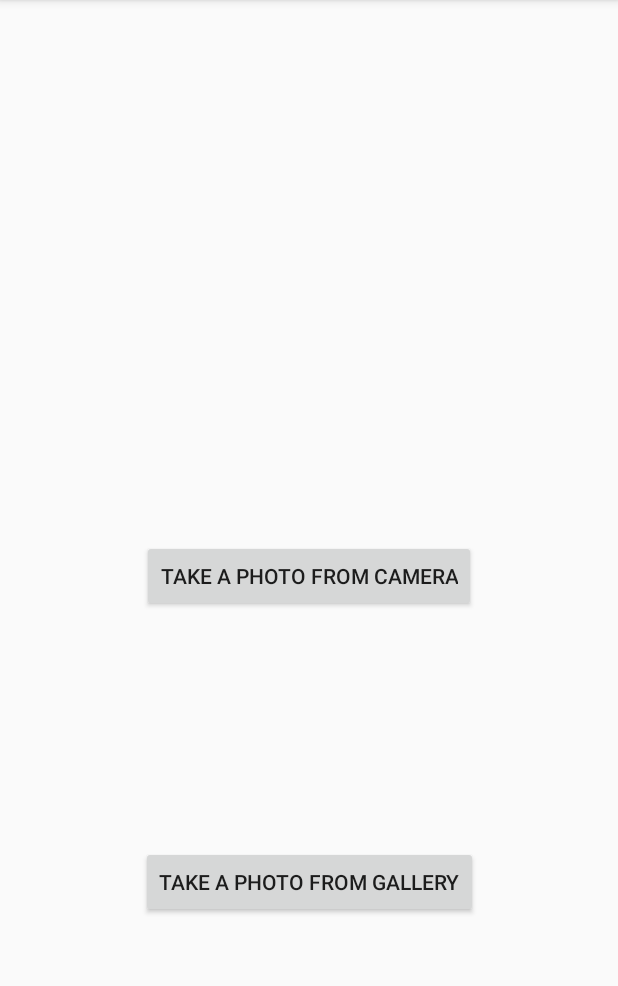
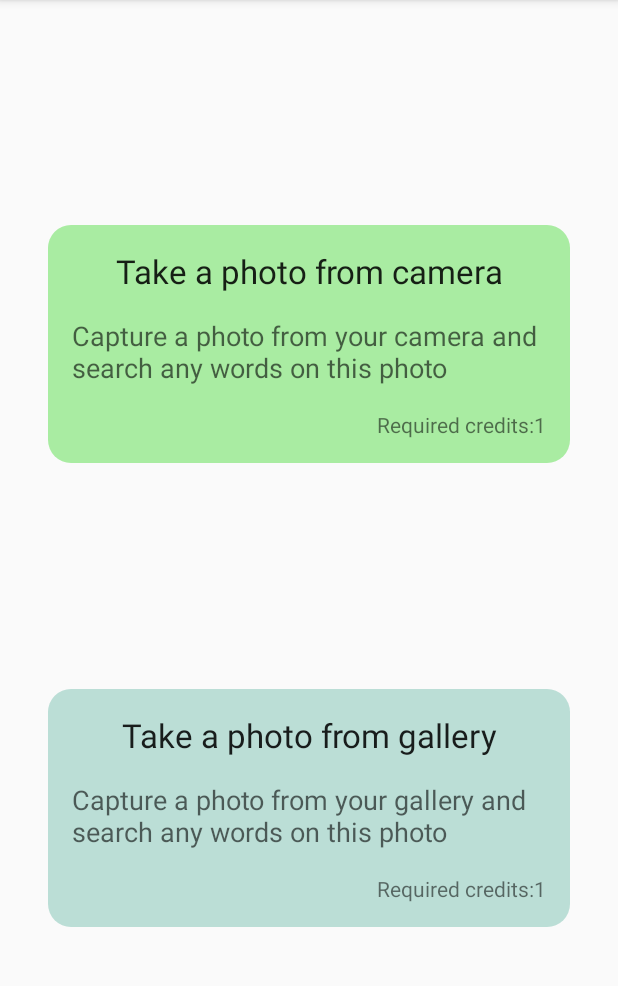
Before and after one commit to hasbisevinc/Find-on-Page, an Android app: the screen it shows after launch (MainActivity), on a phone screen of 412 x 824 dp, the part 84-1070 px from its top. Run offline under Robolectric (Android 15) with nearby library versions, the phone set to English and light mode, and no system bars; our stand-ins replace RxJava; libraries missing offline, so code that uses them is left out: com.orhanobut.dialogplus, dmax.dialog.

Commit message:
updating dashboard design

```diff
--- a/app/src/main/java/com/hasbis/findonpage/MainActivity.java
+++ b/app/src/main/java/com/hasbis/findonpage/MainActivity.java
@@ -12,6 +12,7 @@ import android.os.Build;
 import android.os.StrictMode;
 import android.provider.MediaStore;
 import android.support.annotation.NonNull;
+import android.support.constraint.ConstraintLayout;
 import android.support.v7.app.AppCompatActivity;
 import android.os.Bundle;
 import android.text.TextUtils;
@@ -59,8 +60,8 @@ public class MainActivity extends AppCompatActivity {
     private DrawableImageView imageView;
     private LinearLayout findBox;
     private LinearLayout showFindBoxLayout;
-    private Button photoButton;
-    private Button galleryButton;
+    private ConstraintLayout photoButton;
+    private ConstraintLayout galleryButton;
     private Button findButton;
     private Button selectAllButton;
     private EditText textToFind;
@@ -181,8 +182,8 @@ public class MainActivity extends AppCompatActivity {
         this.imageView = this.findViewById(R.id.preview_imageview);
         this.findBox = this.findViewById(R.id.find_layout);
         this.showFindBoxLayout = this.findViewById(R.id.show_find_box_layout);
-        this.photoButton = this.findViewById(R.id.camera_button);
-        this.galleryButton = this.findViewById(R.id.gallery_button);
+        this.photoButton = this.findViewById(R.id.camera_container);
+        this.galleryButton = this.findViewById(R.id.gallery_container);
         this.findButton = this.findViewById(R.id.find_button);
         this.selectAllButton = this.findViewById(R.id.select_all_button);
         this.textToFind = this.findViewById(R.id.word_edittext);
--- /dev/null
+++ b/app/src/main/res/drawable-v24/button_bg.xml
@@ -0,0 +1,4 @@
+<?xml version="1.0" encoding="utf-8"?>
+<shape xmlns:android="http://schemas.android.com/apk/res/android" android:shape="rectangle">
+    <corners android:radius="15dp" />
+</shape>
--- a/app/src/main/res/layout/activity_main.xml
+++ b/app/src/main/res/layout/activity_main.xml
@@ -10,11 +10,11 @@
         android:id="@+id/show_find_box_layout"
         android:layout_width="wrap_content"
         android:layout_height="wrap_content"
+        android:alpha="0"
         android:background="@drawable/find_box"
         android:elevation="8dp"
         android:orientation="horizontal"
         android:padding="3dp"
-        android:alpha="0"
         app:layout_constraintEnd_toEndOf="parent"
         app:layout_constraintTop_toTopOf="parent">
 
@@ -38,18 +38,6 @@
         app:layout_constraintEnd_toEndOf="parent"
         app:layout_constraintTop_toTopOf="parent">
 
-        <EditText
-            android:id="@+id/word_edittext"
-            android:layout_width="wrap_content"
-            android:layout_height="wrap_content"
-            android:layout_marginBottom="8dp"
-            android:layout_marginLeft="8dp"
-            android:layout_marginStart="8dp"
-            android:hint="@string/text_to_search"
-            android:inputType="textPersonName"
-            app:layout_constraintBottom_toBottomOf="parent"
-            app:layout_constraintStart_toStartOf="parent" />
-
         <Button
             android:id="@+id/find_button"
             android:layout_width="wrap_content"
@@ -65,8 +53,122 @@
             android:layout_width="wrap_content"
             android:layout_height="wrap_content"
             android:text="@string/select_all" />
+
+        <EditText
+            android:id="@+id/word_edittext"
+            android:layout_width="wrap_content"
+            android:layout_height="wrap_content"
+            android:layout_marginStart="8dp"
+            android:layout_marginLeft="8dp"
+            android:layout_marginBottom="8dp"
+            android:hint="@string/text_to_search"
+            android:inputType="textPersonName"
+            app:layout_constraintBottom_toBottomOf="parent"
+            app:layout_constraintStart_toStartOf="parent" />
     </LinearLayout>
 
+
+    <android.support.constraint.ConstraintLayout
+        android:id="@+id/camera_container"
+        android:layout_width="match_parent"
+        android:layout_height="wrap_content"
+        android:layout_marginStart="32dp"
+        android:layout_marginEnd="32dp"
+        android:background="@drawable/button_bg"
+        android:backgroundTint="@color/green"
+        app:layout_constraintBottom_toTopOf="@+id/gallery_container"
+        app:layout_constraintEnd_toEndOf="parent"
+        app:layout_constraintHorizontal_bias="0.5"
+        app:layout_constraintStart_toStartOf="parent"
+        app:layout_constraintTop_toTopOf="parent">
+
+        <TextView
+            android:id="@+id/textView"
+            android:layout_width="wrap_content"
+            android:layout_height="wrap_content"
+            android:layout_marginTop="16dp"
+            android:text="@string/take_a_photo_from_camera"
+            android:textAppearance="@style/TextAppearance.AppCompat.Large"
+            app:layout_constraintEnd_toEndOf="parent"
+            app:layout_constraintStart_toStartOf="parent"
+            app:layout_constraintTop_toTopOf="parent" />
+
+        <TextView
+            android:id="@+id/textView2"
+            android:layout_width="0dp"
+            android:layout_height="wrap_content"
+            android:layout_marginStart="16dp"
+            android:layout_marginTop="16dp"
+            android:layout_marginEnd="16dp"
+            android:text="@string/camera_description"
+            android:textAppearance="@style/TextAppearance.AppCompat.Medium"
+            app:layout_constraintEnd_toEndOf="parent"
+            app:layout_constraintStart_toStartOf="parent"
+            app:layout_constraintTop_toBottomOf="@+id/textView" />
+
+        <TextView
+            android:id="@+id/textView3"
+            android:layout_width="wrap_content"
+            android:layout_height="wrap_content"
+            android:layout_marginTop="16dp"
+            android:layout_marginEnd="16dp"
+            android:layout_marginBottom="16dp"
+            android:text="@string/credits"
+            app:layout_constraintBottom_toBottomOf="parent"
+            app:layout_constraintEnd_toEndOf="parent"
+            app:layout_constraintTop_toBottomOf="@+id/textView2" />
+    </android.support.constraint.ConstraintLayout>
+
+    <android.support.constraint.ConstraintLayout
+        android:id="@+id/gallery_container"
+        android:layout_width="match_parent"
+        android:layout_height="wrap_content"
+        android:layout_marginStart="32dp"
+        android:layout_marginEnd="32dp"
+        android:background="@drawable/button_bg"
+        android:backgroundTint="@color/green2"
+        app:layout_constraintBottom_toBottomOf="parent"
+        app:layout_constraintEnd_toEndOf="parent"
+        app:layout_constraintHorizontal_bias="0.5"
+        app:layout_constraintStart_toStartOf="parent"
+        app:layout_constraintTop_toBottomOf="@+id/camera_container">
+
+        <TextView
+            android:id="@+id/textView_g"
+            android:layout_width="wrap_content"
+            android:layout_height="wrap_content"
+            android:layout_marginTop="16dp"
+            android:text="@string/take_a_photo_from_gallery"
+            android:textAppearance="@style/TextAppearance.AppCompat.Large"
+            app:layout_constraintEnd_toEndOf="parent"
+            app:layout_constraintStart_toStartOf="parent"
+            app:layout_constraintTop_toTopOf="parent" />
+
+        <TextView
+            android:id="@+id/textView2_g"
+            android:layout_width="0dp"
+            android:layout_height="wrap_content"
+            android:layout_marginStart="16dp"
+            android:layout_marginTop="16dp"
+            android:layout_marginEnd="16dp"
+            android:text="@string/gallery_description"
+            android:textAppearance="@style/TextAppearance.AppCompat.Medium"
+            app:layout_constraintEnd_toEndOf="parent"
+            app:layout_constraintStart_toStartOf="parent"
+            app:layout_constraintTop_toBottomOf="@+id/textView_g" />
+
+        <TextView
+            android:id="@+id/textView3_g"
+            android:layout_width="wrap_content"
+            android:layout_height="wrap_content"
+            android:layout_marginTop="16dp"
+            android:layout_marginEnd="16dp"
+            android:layout_marginBottom="16dp"
+            android:text="@string/credits"
+            app:layout_constraintBottom_toBottomOf="parent"
+            app:layout_constraintEnd_toEndOf="parent"
+            app:layout_constraintTop_toBottomOf="@+id/textView2_g" />
+    </android.support.constraint.ConstraintLayout>
 
     <com.hasbis.findonpage.features.views.DrawableImageView
         android:id="@+id/preview_imageview"
@@ -77,24 +179,4 @@
         app:layout_constraintStart_toStartOf="parent"
         app:layout_constraintTop_toTopOf="parent" />
 
-    <Button
-        android:id="@+id/camera_button"
-        android:layout_width="wrap_content"
-        android:layout_height="wrap_content"
-        android:text="@string/take_a_photo_from_camera"
-        app:layout_constraintBottom_toBottomOf="parent"
-        app:layout_constraintEnd_toEndOf="parent"
-        app:layout_constraintStart_toStartOf="parent"
-        app:layout_constraintTop_toTopOf="parent" />
-
-    <Button
-        android:id="@+id/gallery_button"
-        android:layout_width="wrap_content"
-        android:layout_height="wrap_content"
-        android:text="@string/take_a_photo_from_gallery"
-        app:layout_constraintBottom_toBottomOf="parent"
-        app:layout_constraintEnd_toEndOf="parent"
-        app:layout_constraintStart_toStartOf="parent"
-        app:layout_constraintTop_toBottomOf="@+id/camera_button" />
-
 </android.support.constraint.ConstraintLayout>
--- a/app/src/main/res/values/colors.xml
+++ b/app/src/main/res/values/colors.xml
@@ -4,4 +4,6 @@
     <color name="colorPrimaryDark">#00574B</color>
     <color name="colorAccent">#000000</color>
     <color name="gray">#d3dbdc</color>
+    <color name="green">#a9eca2</color>
+    <color name="green2">#bbded6</color>
 </resources>
--- a/app/src/main/res/values/strings.xml
+++ b/app/src/main/res/values/strings.xml
@@ -17,4 +17,7 @@
     <string name="take_a_photo_from_gallery">Take a photo from gallery</string>
     <string name="take_new_photo_from">Take new photo from:</string>
     <string name="cancel">Cancel</string>
+    <string name="camera_description">Capture a photo from your camera and search any words on this photo</string>
+    <string name="credits">Required credits:1</string>
+    <string name="gallery_description">Capture a photo from your gallery and search any words on this photo</string>
 </resources>
```
Also changed, not shown: 1 other file.
